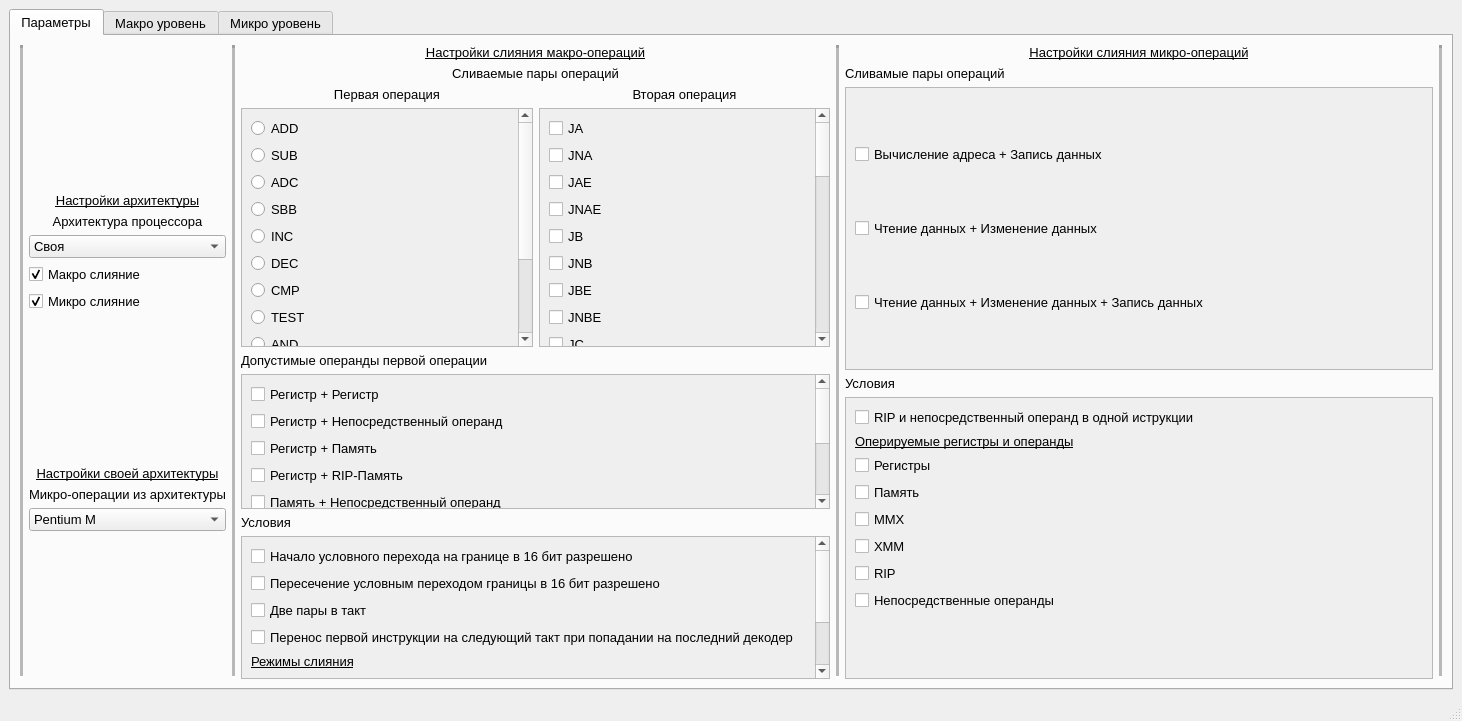
The window that mainwindow.ui (Nemilad/Fusion_Simulator) describes before a commit, drawn with Qt 5.
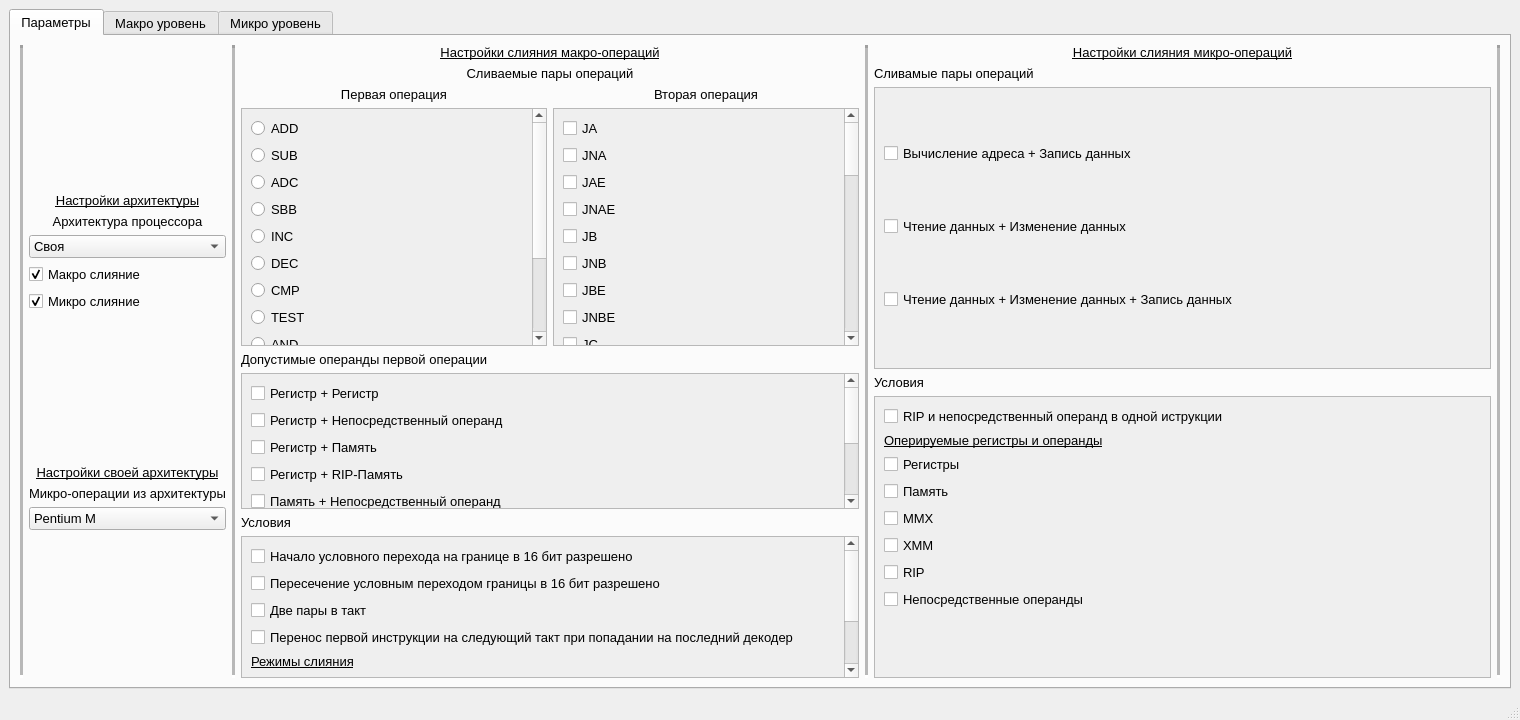
The same window after the commit. Icons and pictures are not drawn.

Diff of the .ui file:
```diff
--- a/mainwindow.ui
+++ b/mainwindow.ui
@@ -6,8 +6,8 @@
    <rect>
     <x>0</x>
     <y>0</y>
-    <width>1462</width>
-    <height>721</height>
+    <width>1520</width>
+    <height>720</height>
    </rect>
   </property>
   <property name="windowTitle">
@@ -394,7 +394,7 @@
                 <rect>
                  <x>0</x>
                  <y>0</y>
-                 <width>269</width>
+                 <width>284</width>
                  <height>350</height>
                 </rect>
                </property>
@@ -553,7 +553,7 @@
                 <rect>
                  <x>0</x>
                  <y>0</y>
-                 <width>269</width>
+                 <width>283</width>
                  <height>896</height>
                 </rect>
                </property>
@@ -849,7 +849,7 @@
                 <rect>
                  <x>0</x>
                  <y>0</y>
-                 <width>563</width>
+                 <width>592</width>
                  <height>246</height>
                 </rect>
                </property>
@@ -981,7 +981,7 @@
               <rect>
                <x>0</x>
                <y>0</y>
-               <width>565</width>
+               <width>594</width>
                <height>222</height>
               </rect>
              </property>
@@ -1151,8 +1151,8 @@
               <rect>
                <x>0</x>
                <y>0</y>
-               <width>582</width>
-               <height>268</height>
+               <width>611</width>
+               <height>267</height>
               </rect>
              </property>
              <layout class="QVBoxLayout" name="verticalLayout_8">
@@ -1230,7 +1230,7 @@
               <rect>
                <x>0</x>
                <y>0</y>
-               <width>582</width>
+               <width>611</width>
                <height>267</height>
               </rect>
              </property>
```
Left out of the diff: 6 changed lines with no effect on the pictures.
